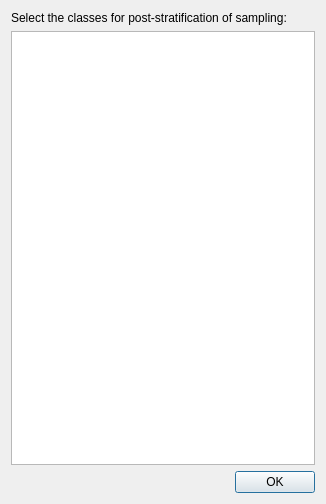
SMByC/AcATaMa, file ui/post_stratification_classes_dialog.ui: the form before one commit.
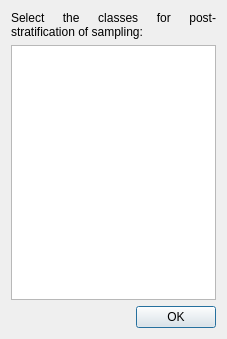
The form after the commit.

Commit message: Adjusts some dialog sizes

```diff
--- a/ui/post_stratification_classes_dialog.ui
+++ b/ui/post_stratification_classes_dialog.ui
@@ -6,8 +6,8 @@
    <rect>
     <x>0</x>
     <y>0</y>
-    <width>326</width>
-    <height>504</height>
+    <width>227</width>
+    <height>339</height>
    </rect>
   </property>
   <property name="windowTitle">
```
The commit also changes 2 other files.
